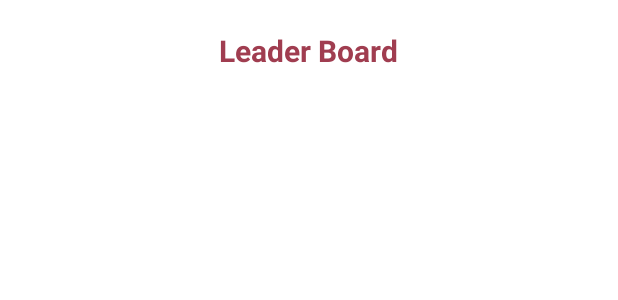
After one commit to trandinhhuy/Android-lab, an Android app: the layout leaderboard.xml on its own in the app's theme, with its tools: preview values and no code run, on a phone screen of 412 x 824 dp. The commit adds this screen. Shown: the top 300 px of the screen. Run offline under Robolectric (Android 15) with nearby library versions, the phone set to English and light mode, and no system bars; Roboto replaces fonts that are not available here.

Commit message:
leaderboard_account

```diff
--- a/app/build.gradle
+++ b/app/build.gradle
@@ -42,5 +42,8 @@ dependencies {
     androidTestImplementation 'androidx.test.ext:junit:1.1.2'
     androidTestImplementation 'androidx.test.espresso:espresso-core:3.3.0'
     implementation 'com.mikhaellopez:circularimageview:4.2.0'
+    implementation "androidx.recyclerview:recyclerview:1.1.0"
+    implementation "androidx.recyclerview:recyclerview-selection:1.1.0"
+    implementation "androidx.cardview:cardview:1.0.0"
 
 }
--- /dev/null
+++ b/app/src/main/res/layout/leaderboard.xml
@@ -0,0 +1,42 @@
+<?xml version="1.0" encoding="utf-8"?>
+<androidx.constraintlayout.widget.ConstraintLayout xmlns:android="http://schemas.android.com/apk/res/android"
+    xmlns:app="http://schemas.android.com/apk/res-auto"
+    xmlns:tools="http://schemas.android.com/tools"
+    android:layout_width="match_parent"
+    android:layout_height="match_parent"
+    tools:context=".MainActivity">
+
+    <androidx.constraintlayout.widget.ConstraintLayout
+        android:layout_width="match_parent"
+        android:layout_height="match_parent">
+
+        <TextView
+            android:id="@+id/textView"
+            android:layout_width="wrap_content"
+            android:layout_height="wrap_content"
+            android:layout_marginTop="20dp"
+            android:gravity="center"
+            android:text="Leader Board"
+            android:textColor="@color/bg"
+            android:textSize="20dp"
+            android:textStyle="bold"
+            app:layout_constraintEnd_toEndOf="parent"
+            app:layout_constraintHorizontal_bias="0.498"
+            app:layout_constraintStart_toStartOf="parent"
+            app:layout_constraintTop_toTopOf="parent" />
+
+        <androidx.recyclerview.widget.RecyclerView
+            android:id="@+id/rankList"
+            android:layout_width="match_parent"
+            android:layout_height="match_parent"
+            android:layout_marginTop="70dp"
+            app:layout_constraintBottom_toBottomOf="parent"
+            app:layout_constraintEnd_toEndOf="parent"
+            app:layout_constraintStart_toStartOf="parent"
+            app:layout_constraintTop_toBottomOf="@+id/textView"/>
+
+
+    </androidx.constraintlayout.widget.ConstraintLayout>
+
+
+</androidx.constraintlayout.widget.ConstraintLayout>
--- a/app/src/main/res/values/colors.xml
+++ b/app/src/main/res/values/colors.xml
@@ -28,4 +28,6 @@
     <color name="dark_grey">#595252</color>
     <color name="bg_view">#857F7F</color>
     <color name="tv">#EDEDED</color>
+
+    <color name="bag">#FAE4E4</color>
 </resources>
```
Also changed, not shown: app/src/debug/res/values/list_content.xml (added, +14 -0 lines), app/src/debug/res/values/list_name.xml (added, +12 -0 lines), app/src/debug/res/values/list_rank.xml (added, +13 -0 lines), app/src/main/java/com/example/everhope/Adapter.java (added, +62 -0 lines), app/src/main/java/com/example/everhope/Leaderboard.java (added, +29 -0 lines), app/src/main/res/drawable/circle.xml (added, +11 -0 lines), app/src/main/res/layout/lb_custom.xml (added, +79 -0 lines).
